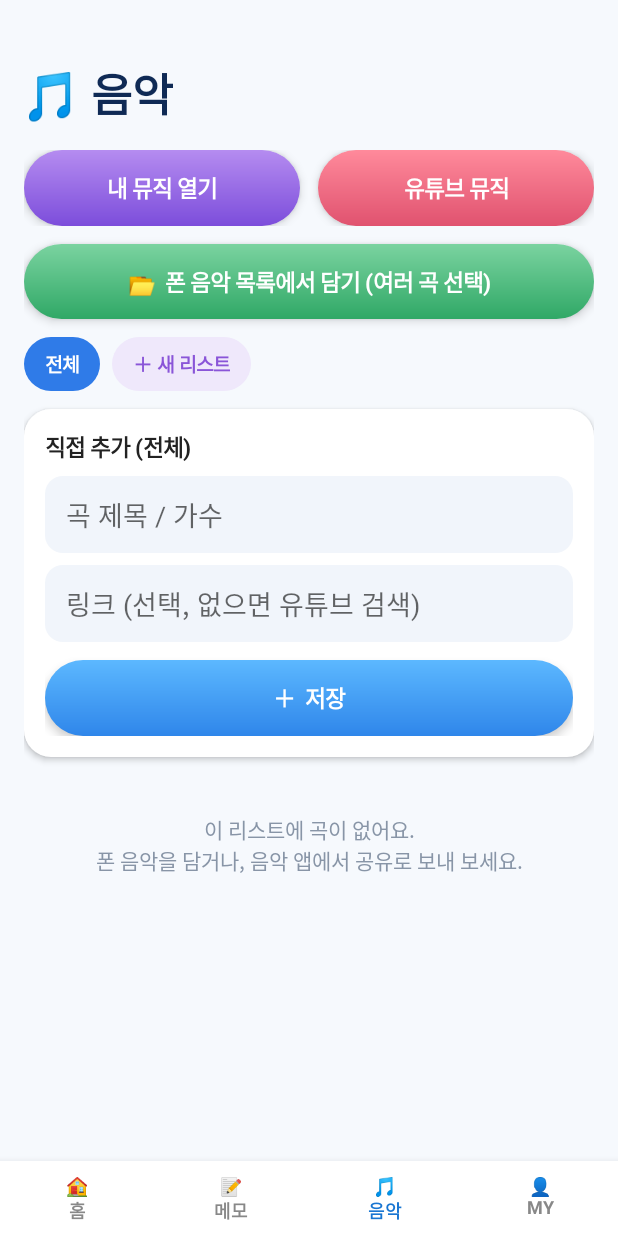
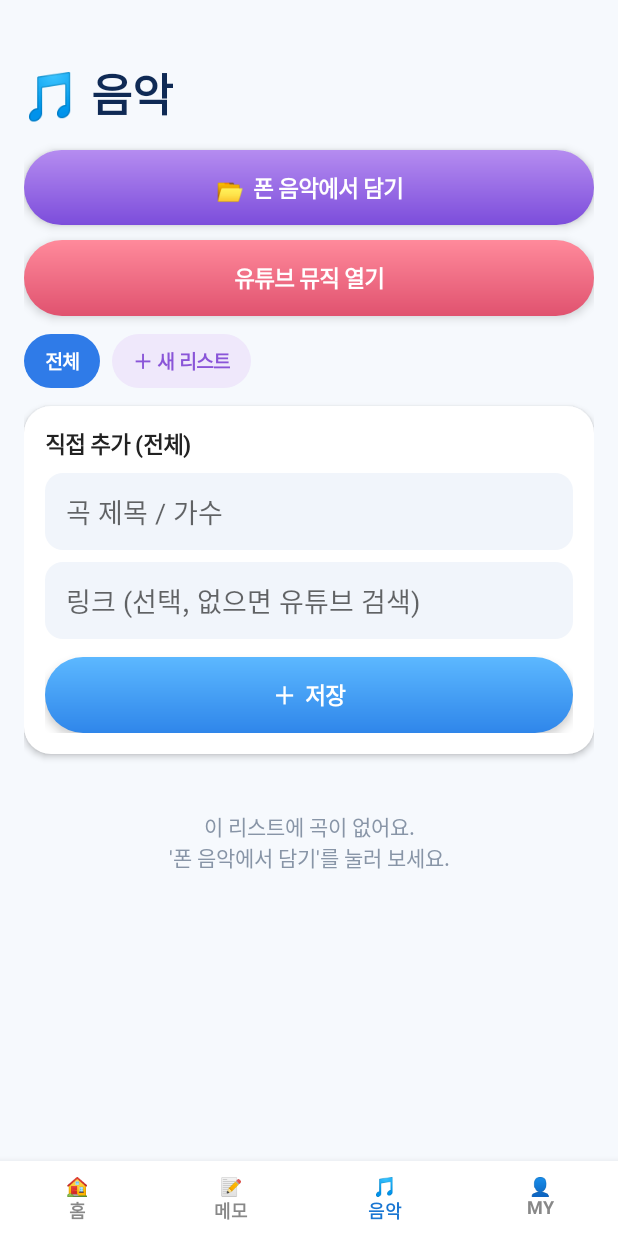
Before and after one commit to supermenpark/DAYFLOW, an Android app: the screen it shows after launch (MainActivity), after a tap on "🎵 음악", on a phone screen of 412 x 824 dp. Run offline under Robolectric (Android 15) with nearby library versions, the phone set to English and light mode, and no system bars.

Commit message:
Remove openMusicApp function and update UI elements

```diff
--- a/dayflow/app/src/main/java/com/dayflow/app/MusicView.kt
+++ b/dayflow/app/src/main/java/com/dayflow/app/MusicView.kt
@@ -100,21 +100,6 @@ object MusicView {
         }
     }
 
-    private fun openMusicApp(c: Context) {
-        try {
-            val i = Intent.makeMainSelectorActivity(Intent.ACTION_MAIN, Intent.CATEGORY_APP_MUSIC)
-            i.addFlags(Intent.FLAG_ACTIVITY_NEW_TASK)
-            c.startActivity(i)
-            Toast.makeText(
-                c,
-                "곡을 고른 뒤 '공유 → DAYFLOW'를 누르면 저장돼요",
-                Toast.LENGTH_LONG
-            ).show()
-        } catch (e: Exception) {
-            Toast.makeText(c, "기본 음악 앱을 찾지 못했어요", Toast.LENGTH_SHORT).show()
-        }
-    }
-
     private fun refresh(c: Context, sv: ScrollView) {
         val p = sv.parent
         if (p is ViewGroup) {
@@ -201,8 +186,9 @@ object MusicView {
         val l2 = load(c)
         val target = if (current == "전체") "" else current
         for (s in picked.reversed()) {
-            l2.add(0, s.replace("|", "|").let { it.substringBefore("|") + "|" +
-                it.substringAfter("|").replace("|", "%7C") + "|" + target })
+            val name = s.substringBefore("|")
+            val uri = s.substringAfter("|").replace("|", "%7C")
+            l2.add(0, name + "|" + uri + "|" + target)
         }
         save(c, l2)
         Toast.makeText(c, picked.size.toString() + "곡 저장됨", Toast.LENGTH_SHORT).show()
@@ -219,51 +205,33 @@ object MusicView {
 
         root.addView(tv(c, "🎵 음악", 30f, true, "#0F2A55"))
 
-        val row = LinearLayout(c)
-        row.orientation = LinearLayout.HORIZONTAL
-        val b1 = pill(c, "내 뮤직 열기", "#B58CF0", "#7C4DDB")
-        b1.setOnClickListener { openMusicApp(c) }
-        val l1 = LinearLayout.LayoutParams(0, -2, 1f)
-        l1.setMargins(0, 0, dp(c, 6), 0)
-        row.addView(b1, l1)
-        val b2 = pill(c, "유튜브 뮤직", "#FF8A9B", "#E0526F")
-        b2.setOnClickListener { open(c, "", "https://music.youtube.com") }
-        val l2 = LinearLayout.LayoutParams(0, -2, 1f)
-        l2.setMargins(dp(c, 6), 0, 0, 0)
-        row.addView(b2, l2)
-        val rlp = LinearLayout.LayoutParams(-1, -2)
-        rlp.setMargins(0, dp(c, 16), 0, dp(c, 12))
-        root.addView(row, rlp)
-
         val all = load(c)
         val names = lists(c)
 
-        val pickBtn = pill(c, "📂  폰 음악 목록에서 담기 (여러 곡 선택)", "#7BD3A0", "#2FA866")
+        val pickBtn = pill(c, "📂  폰 음악에서 담기", "#B58CF0", "#7C4DDB")
         pickBtn.setOnClickListener {
             val a = c as Activity
+            val openList = {
+                LocalMusic.pick(a) { picked ->
+                    if (picked.isNotEmpty()) addPicked(c, sv, picked)
+                }
+            }
             if (!LocalMusic.granted(a)) {
-                LocalMusic.ask(a)
-                Toast.makeText(
-                    c,
-                    "허용 창에서 '허용'을 누른 뒤 이 버튼을 다시 눌러 주세요",
-                    Toast.LENGTH_LONG
-                ).show()
+                Toast.makeText(c, "음악 접근을 '허용'해 주세요", Toast.LENGTH_LONG).show()
+                LocalMusic.ask(a) { openList() }
             } else {
-                LocalMusic.pick(a) { picked ->
-                    if (picked.isEmpty()) {
-                        // 목록이 비었거나 선택이 없으면 파일 선택 화면으로 대체
-                        val i = Intent(c, PickActivity::class.java)
-                        i.putExtra("group", if (current == "전체") "" else current)
-                        c.startActivity(i)
-                    } else {
-                        addPicked(c, sv, picked)
-                    }
-                }
+                openList()
             }
         }
         val plp2 = LinearLayout.LayoutParams(-1, -2)
-        plp2.setMargins(0, 0, 0, dp(c, 12))
+        plp2.setMargins(0, dp(c, 16), 0, dp(c, 10))
         root.addView(pickBtn, plp2)
+
+        val yt = pill(c, "유튜브 뮤직 열기", "#FF8A9B", "#E0526F")
+        yt.setOnClickListener { open(c, "", "https://music.youtube.com") }
+        val ylp = LinearLayout.LayoutParams(-1, -2)
+        ylp.setMargins(0, 0, 0, dp(c, 12))
+        root.addView(yt, ylp)
 
         val chipRow = LinearLayout(c)
         chipRow.orientation = LinearLayout.HORIZONTAL
@@ -379,7 +347,7 @@ object MusicView {
             }
         }
         if (shown == 0) {
-            val none = tv(c, "이 리스트에 곡이 없어요.\n폰 음악을 담거나, 음악 앱에서 공유로 보내 보세요.", 14f, false, "#8895A7")
+            val none = tv(c, "이 리스트에 곡이 없어요.\n'폰 음악에서 담기'를 눌러 보세요.", 14f, false, "#8895A7")
             none.gravity = Gravity.CENTER
             none.setPadding(0, dp(c, 24), 0, 0)
             root.addView(none)
```
